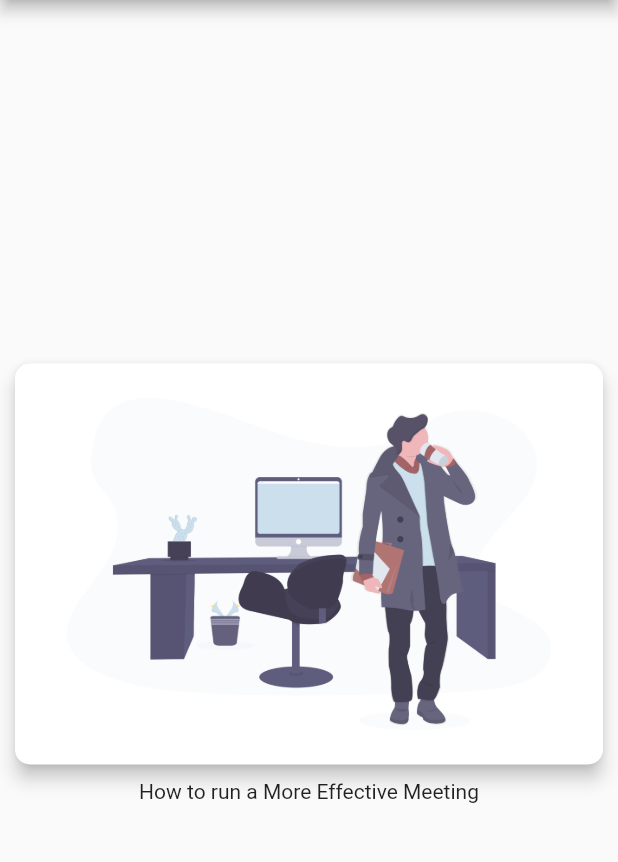
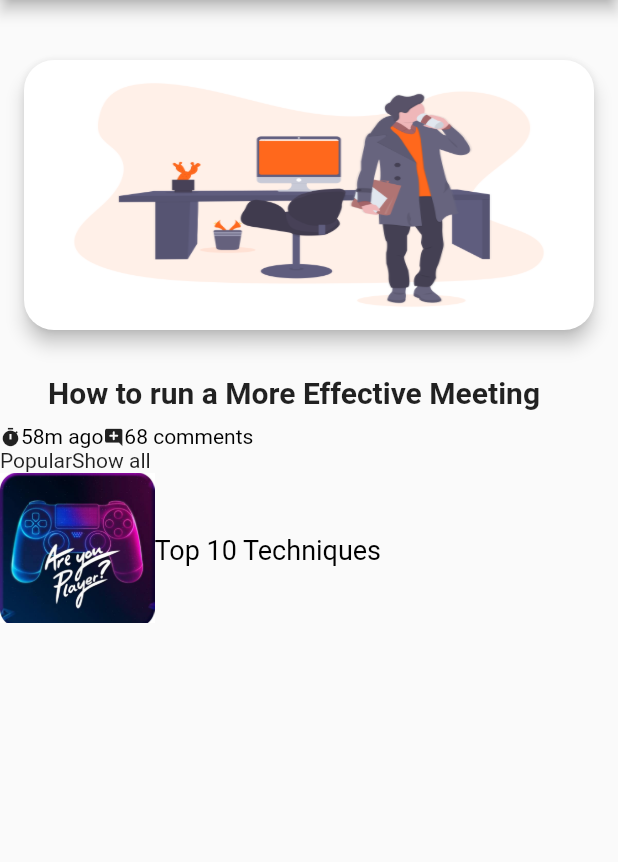
Before and after one commit to Crownedprinz/blog_app, a Flutter app: the screen it shows after launch, on a phone screen of 412 x 824 dp, the part 84-946 px from its top. Run offline on Flutter 3.47's test engine with Material 2 defaults, Android fonts, the phone set to English and light mode, and no system bars.

Commit message:
added widgets

```diff
--- a/lib/Pages/FrontPage.dart
+++ /dev/null
@@ -1,52 +0,0 @@
-import 'package:flutter/cupertino.dart';
-import 'package:flutter/material.dart';
-
-class FrontPage extends StatefulWidget {
-  FrontPage({Key key, this.title}) : super(key: key);
-
-  final String title;
-
-  @override
-  _FrontPageState createState() => _FrontPageState();
-}
-
-
-
-class _FrontPageState extends State<FrontPage> {
-
-  @override
-  Widget build(BuildContext context) {
-    return Scaffold(
-      appBar: AppBar(
-        title: Text(widget.title),
-      ),
-      body: Center(
-        child: Column(
-          mainAxisAlignment: MainAxisAlignment.center,
-          children: [
-            Card(
-              semanticContainer: true,
-              clipBehavior: Clip.antiAliasWithSaveLayer,
-              child: Image.asset(
-                  'assets/images/undraw_quitting_time_dm8t.png',
-                fit: BoxFit.fill,
-              ),
-              shape: RoundedRectangleBorder(
-                borderRadius: BorderRadius.circular(10.0),
-              ),
-              elevation: 5,
-              margin: EdgeInsets.all(10),
-            ),
-            Text('How to run a More Effective Meeting'),
-            Row(
-
-            ),
-            Column(
-
-            )
-          ],
-        ),
-      ), // This trailing comma makes auto-formatting nicer for build methods.
-    );
-  }
-}
--- /dev/null
+++ b/lib/screens/FrontPage.dart
@@ -0,0 +1,90 @@
+import 'package:flutter/cupertino.dart';
+import 'package:flutter/material.dart';
+
+import 'ShowCard.dart';
+import 'ShowCell.dart';
+
+class FrontPage extends StatefulWidget {
+  FrontPage({Key key, this.title}) : super(key: key);
+
+  final String title;
+
+  @override
+  _FrontPageState createState() => _FrontPageState();
+}
+
+
+
+class _FrontPageState extends State<FrontPage> {
+
+  @override
+  Widget build(BuildContext context) {
+    return Scaffold(
+      appBar: AppBar(
+        title: Text(widget.title),
+      ),
+      body: SafeArea(
+        child: Padding(
+          padding: EdgeInsets.symmetric(vertical: 30),
+          child: Column(
+            mainAxisAlignment: MainAxisAlignment.start,
+            children: [
+              ShowCard(),
+              SizedBox(height: 20,),
+              Padding(
+                padding: EdgeInsets.only(left: 30,right: 50.0),
+                  child: Text('How to run a More Effective Meeting',
+                  style: TextStyle(
+                    fontSize: 20.0,
+                    fontWeight: FontWeight.bold
+                  ),)
+              ),
+              SizedBox(height: 10,),
+              Row(
+              children: [
+                RichText(
+                  text: TextSpan(
+                    children: [
+                      WidgetSpan(
+                        child: Icon(Icons.timer, size: 14),
+                      ),
+                      TextSpan(
+                        text: "58m ago",
+                          style: TextStyle(color: Colors.black)
+                      ),
+                    ],
+                  ),
+                ),
+                RichText(
+                  text: TextSpan(
+                    children: [
+                      WidgetSpan(
+                        child: Icon(Icons.add_comment_rounded, size: 14),
+                      ),
+                      TextSpan(
+                          text: "68 comments",
+                          style: TextStyle(color: Colors.black)
+                      ),
+                    ],
+                  ),
+                ),
+              ],
+              ),
+              Column(
+              children: [
+                Row(
+                  children: [
+                    Text("Popular"),
+                    Text("Show all")
+                  ],
+                ),
+                ShowCell()
+              ],
+              )
+            ],
+          ),
+        ),
+      ), // This trailing comma makes auto-formatting nicer for build methods.
+    );
+  }
+}
--- a/lib/Pages/MyHomePage.dart
+++ b/lib/screens/MyHomePage.dart
@@ -1,6 +1,6 @@
 
 
-import 'package:blog_app/Pages/TermsandCondition.dart';
+import 'package:blog_app/screens/TermsandCondition.dart';
 import 'package:flutter/cupertino.dart';
 import 'package:flutter/material.dart';
 
--- /dev/null
+++ b/lib/screens/ShowCard.dart
@@ -0,0 +1,27 @@
+import 'package:flutter/cupertino.dart';
+import 'package:flutter/material.dart';
+
+class ShowCard extends StatelessWidget{
+  @override
+
+  @override
+  Widget build(BuildContext context) {
+    return Container(
+        height: 200,
+        width: 400,
+        child: Card(
+          semanticContainer: true,
+          clipBehavior: Clip.antiAliasWithSaveLayer,
+          child: Image.asset(
+            'assets/images/undraw_quitting_time_dm8t.png',
+            fit: BoxFit.fill,
+          ),
+          shape: RoundedRectangleBorder(
+            borderRadius: BorderRadius.circular(20.0),
+          ),
+          elevation: 5,
+          margin: EdgeInsets.all(10),
+        ),
+      );
+  }
+}
--- /dev/null
+++ b/lib/screens/ShowCell.dart
@@ -0,0 +1,36 @@
+import 'package:flutter/cupertino.dart';
+import 'package:flutter/material.dart';
+
+class ShowCell extends StatefulWidget{
+  ShowCell({Key key}): super(key:key);
+
+  @override
+  ShowCellState  createState()=> ShowCellState();
+}
+
+class ShowCellState extends State<ShowCell> {
+  @override
+  Widget build(BuildContext context) {
+
+    return GestureDetector(
+      child: Container(
+        height: 100,
+        child: ListView(
+          children: <Widget>[
+            Row(
+              children: [
+                Expanded(flex: 2,child: Image.asset('assets/images/gamePad.jpeg')),
+                Expanded(flex: 6,child: Text('Top 10 Techniques',style: TextStyle(fontSize: 18, color: Colors.black, fontWeight: FontWeight.normal, decoration: TextDecoration.none),),
+                )
+              ],
+            ),
+          ]
+        ),
+      ),
+      // onTap: (){
+      //   Navigator.push(context,
+      //       MaterialPageRoute(builder: (context)=> DetailsPage(show: widget.show,)));
+      // },
+    );
+  }
+}
--- a/lib/Pages/main.dart
+++ b/lib/screens/main.dart
@@ -12,6 +12,7 @@ class MyApp extends StatelessWidget {
   Widget build(BuildContext context) {
     return MaterialApp(
       title: 'Flutter Demo',
+      debugShowCheckedModeBanner: false,
       theme: ThemeData(
         primarySwatch: Colors.blue,
         visualDensity: VisualDensity.adaptivePlatformDensity,
```
Also changed, not shown: assets/images/gamePad.jpeg (added), assets/images/undraw_quitting_time_dm8t.png, lib/screens/TermsandCondition.dart (renamed from lib/Pages/TermsandCondition.dart), 1 other file.
